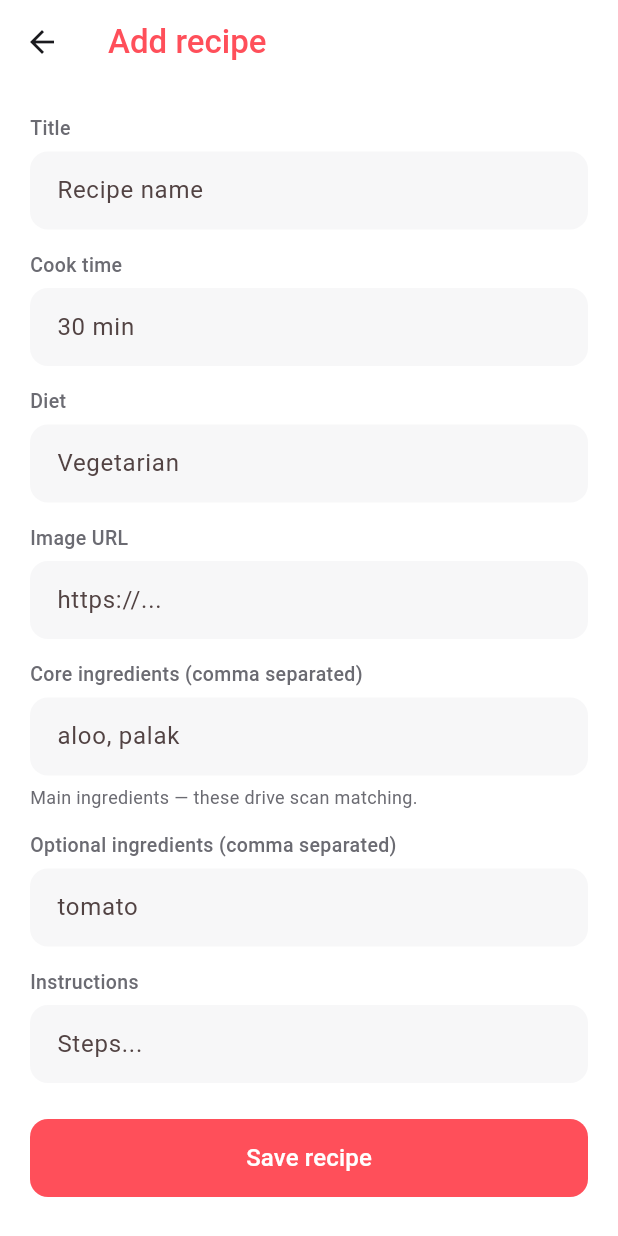
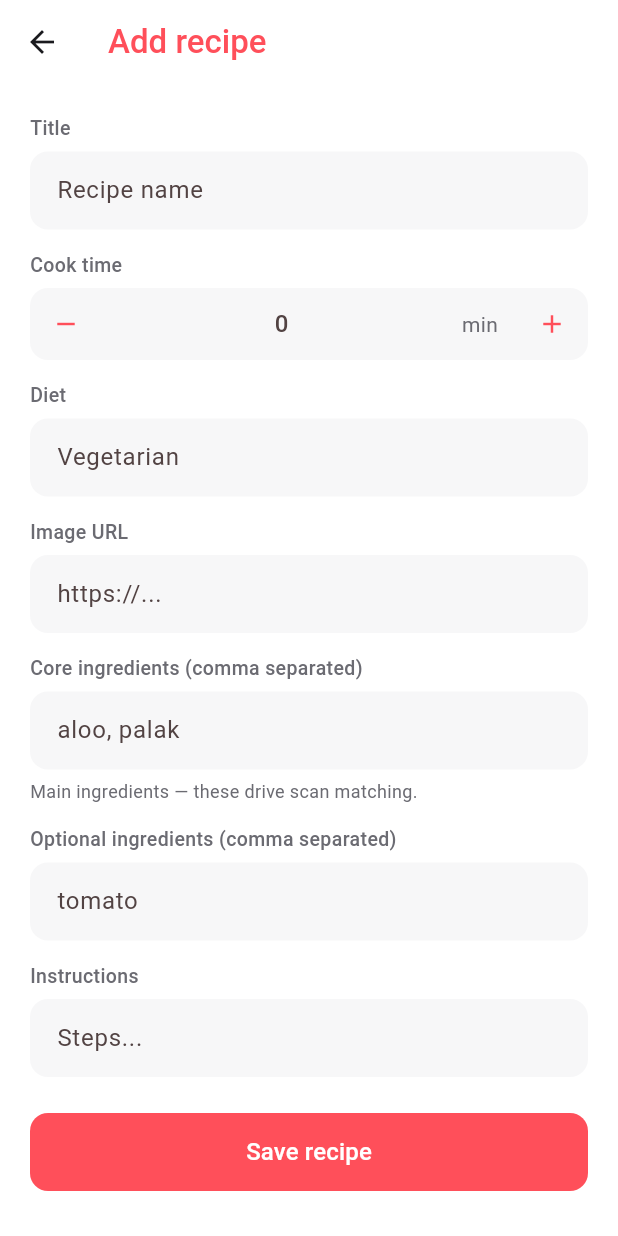
Before and after one commit to safinmahesania/Recipedia, a Flutter app: the EditRecipeView screen opened directly, on a phone screen of 412 x 824 dp. Run offline on Flutter 3.47's test engine with Material 3 defaults, Android fonts, the phone set to English and light mode, and no system bars; our stand-ins replace cached_network_image, get, image_picker, share_plus, shared_preferences, supabase_flutter; accounts and stored records are empty; Roboto replaces fonts that are missing (Helvetica).

Commit message:
feat(ui): stepper cook-time field with fixed unit
Add reusable DurationField (type or +/- to adjust, 'min' shown
inline so the user never types the unit) and use it in both the
submission and admin recipe forms. Removes a duplicated inline
version that saved a literal ' min' due to a bad escape.

```diff
--- a/lib/controllers/submission_controller.dart
+++ b/lib/controllers/submission_controller.dart
@@ -98,6 +98,7 @@ class SubmissionController extends GetxController {
       return true;
     } catch (e) {
       Get.snackbar(AppStrings.error, 'Could not save: $e');
+      print('Could not save: $e');
       return false;
     } finally {
       isSaving.value = false;
--- /dev/null
+++ b/lib/shared/widgets/duration_field.dart
@@ -0,0 +1,109 @@
+import 'package:flutter/material.dart';
+import 'package:flutter/services.dart';
+import '../../constants/app_colors.dart';
+
+/// Cook-time input: type a number, or step it with +/-.
+/// The unit ("min") is fixed and shown inline, so the user never types it.
+/// Value is stored/returned as e.g. "30 min".
+class DurationField extends StatefulWidget {
+  final String? initial;      // e.g. "30 min" or "30"
+  final int step;             // +/- increment
+  final ValueChanged<String> onChanged;
+
+  const DurationField({
+    Key? key,
+    this.initial,
+    this.step = 5,
+    required this.onChanged,
+  }) : super(key: key);
+
+  @override
+  State<DurationField> createState() => _DurationFieldState();
+}
+
+class _DurationFieldState extends State<DurationField> {
+  late final TextEditingController _ctrl;
+
+  @override
+  void initState() {
+    super.initState();
+    _ctrl = TextEditingController(text: _numberFrom(widget.initial));
+  }
+
+  @override
+  void dispose() {
+    _ctrl.dispose();
+    super.dispose();
+  }
+
+  /// Pulls just the digits out of "30 min" -> "30".
+  String _numberFrom(String? raw) {
+    if (raw == null) return '';
+    final m = RegExp(r'\d+').firstMatch(raw);
+    return m?.group(0) ?? '';
+  }
+
+  int get _current => int.tryParse(_ctrl.text.trim()) ?? 0;
+
+  void _emit() {
+    final n = _current;
+    widget.onChanged(n <= 0 ? '' : '$n min');
+  }
+
+  void _bump(int delta) {
+    final next = (_current + delta).clamp(0, 999);
+    _ctrl.text = next == 0 ? '' : '$next';
+    setState(() {});
+    _emit();
+  }
+
+  @override
+  Widget build(BuildContext context) {
+    return Container(
+      decoration: BoxDecoration(
+        color: AppColors.surface,
+        borderRadius: BorderRadius.circular(12),
+      ),
+      child: Row(
+        children: [
+          _stepButton(Icons.remove, () => _bump(-widget.step)),
+          Expanded(
+            child: TextField(
+              controller: _ctrl,
+              textAlign: TextAlign.center,
+              keyboardType: TextInputType.number,
+              inputFormatters: [FilteringTextInputFormatter.digitsOnly],
+              onChanged: (_) => _emit(),
+              decoration: const InputDecoration(
+                hintText: '0',
+                border: InputBorder.none,
+                isDense: true,
+              ),
+              style: const TextStyle(
+                  fontSize: 16, fontWeight: FontWeight.w500, color: AppColors.textPrimary),
+            ),
+          ),
+          // fixed unit — user never types this
+          const Padding(
+            padding: EdgeInsets.only(right: 12),
+            child: Text('min',
+                style: TextStyle(fontSize: 14, color: AppColors.textSecondary)),
+          ),
+          _stepButton(Icons.add, () => _bump(widget.step)),
+        ],
+      ),
+    );
+  }
+
+  Widget _stepButton(IconData icon, VoidCallback onTap) => Material(
+        color: Colors.transparent,
+        child: InkWell(
+          onTap: onTap,
+          borderRadius: BorderRadius.circular(12),
+          child: Padding(
+            padding: const EdgeInsets.all(14),
+            child: Icon(icon, size: 20, color: AppColors.primary),
+          ),
+        ),
+      );
+}
--- a/lib/views/admin/edit_recipe_view.dart
+++ b/lib/views/admin/edit_recipe_view.dart
@@ -6,6 +6,7 @@ import '../../controllers/admin_controller.dart';
 import '../../services/admin_service.dart';
 import '../../services/auth_service.dart';
 import '../../shared/widgets/app_text_field.dart';
+import '../../shared/widgets/duration_field.dart';
 import '../../shared/widgets/primary_button.dart';
 
 /// Add (recipe == null) or edit an existing recipe.
@@ -112,7 +113,13 @@ class _EditRecipeViewState extends State<EditRecipeView> {
           children: [
             AppTextField(label: 'Title', hint: 'Recipe name', controller: title),
             const SizedBox(height: 14),
-            AppTextField(label: 'Cook time', hint: '30 min', controller: cookTime),
+            const Text('Cook time',
+                style: TextStyle(fontSize: 13, fontWeight: FontWeight.w500, color: AppColors.textSecondary)),
+            const SizedBox(height: 6),
+            DurationField(
+              initial: cookTime.text,
+              onChanged: (v) => cookTime.text = v,
+            ),
             const SizedBox(height: 14),
             AppTextField(label: 'Diet', hint: 'Vegetarian', controller: diet),
             const SizedBox(height: 14),
--- a/lib/views/submissions/submit_recipe_view.dart
+++ b/lib/views/submissions/submit_recipe_view.dart
@@ -5,6 +5,7 @@ import 'package:image_picker/image_picker.dart';
 import '../../constants/app_colors.dart';
 import '../../controllers/submission_controller.dart';
 import '../../services/image_service.dart';
+import '../../shared/widgets/duration_field.dart';
 import '../../shared/widgets/primary_button.dart';
 
 /// Submit a new recipe, or edit one of your own (FR34/36).
@@ -44,7 +45,7 @@ class _SubmitRecipeViewState extends State<SubmitRecipeView> {
       title.text = e['title'] ?? '';
       instructions.text = e['instructions'] ?? '';
       imageUrl.text = e['image_url'] ?? '';
-      cookTime.text = e['cook_time'] ?? '';
+      cookTime.text = (e['cook_time'] ?? '').toString();
       _diet = e['diet'];
       _categoryId = e['category_id'];
     }
@@ -84,7 +85,7 @@ class _SubmitRecipeViewState extends State<SubmitRecipeView> {
       coreCsv: core.text,
       optionalCsv: optional.text,
       imageUrl: finalUrl,
-      cookTime: cookTime.text,
+      cookTime: cookTime.text.trim().isEmpty ? null : cookTime.text.trim(),
       diet: _diet,
       categoryId: _categoryId,
       existingId: widget.existing?['id'],
@@ -182,7 +183,10 @@ class _SubmitRecipeViewState extends State<SubmitRecipeView> {
               const SizedBox(height: 16),
 
               _label('Cook time'),
-              _field(cookTime, 'e.g. 30 min'),
+              DurationField(
+                initial: cookTime.text,
+                onChanged: (v) => cookTime.text = v,
+              ),
               const SizedBox(height: 16),
 
               // ---------- ingredients ----------
```
